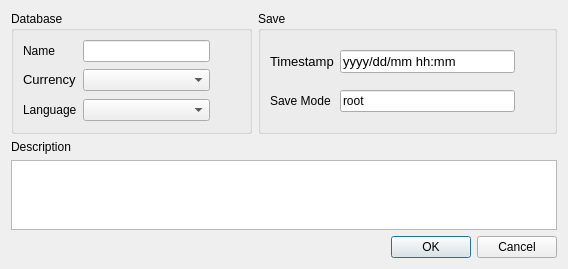
Qt form ui/w_database_creator.ui (florianfoz/Rentalis) before a commit.
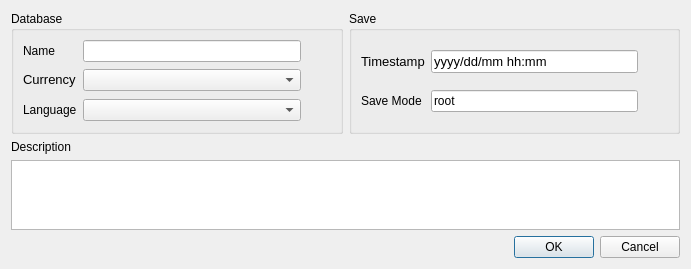
The same form after that commit. Icons and pictures are not drawn.

What changed in the file:
```diff
--- a/ui/w_database_creator.ui
+++ b/ui/w_database_creator.ui
@@ -6,7 +6,7 @@
    <rect>
     <x>0</x>
     <y>0</y>
-    <width>568</width>
+    <width>691</width>
     <height>268</height>
    </rect>
   </property>
```
